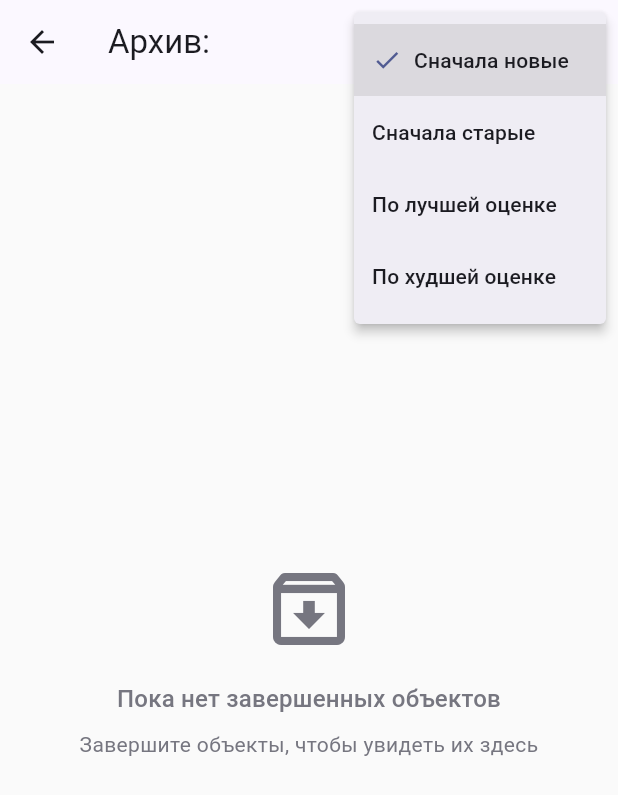
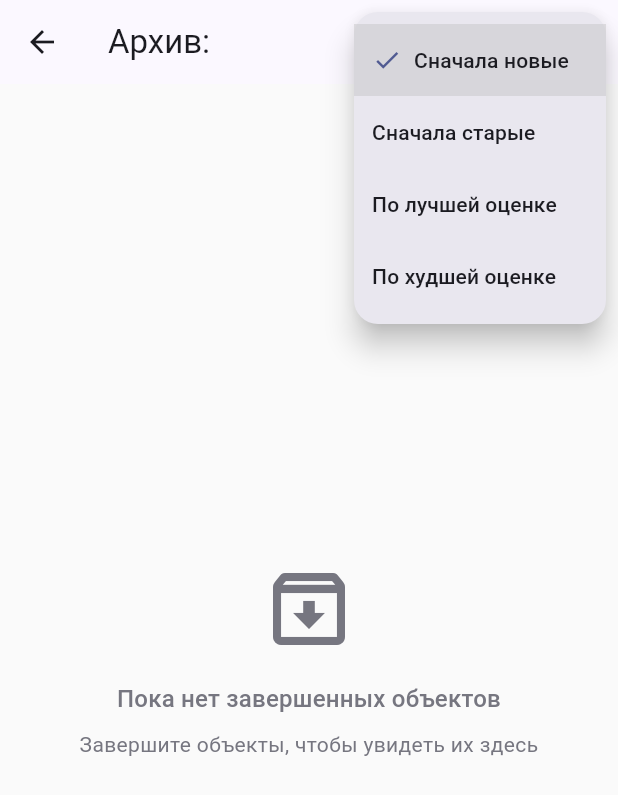
Before and after one commit to JustSelection/disciphobby_tracker, a Flutter app: the ArchiveScreen screen opened directly with empty values, after a tap on the "filter list" icon, on a phone screen of 412 x 824 dp. Shown: the top 795 px of the screen. Run offline on Flutter 3.47's test engine with Material 3 defaults, Android fonts, the phone set to English and light mode, and no system bars; our stand-ins replace drift, emoji_picker_flutter, file_picker, share_plus, shared_preferences; missing offline and left inert: encrypt; accounts and stored records are empty; generated files the repository leaves out were written again.

Commit message:
fix: улучшения UI и заглушки для нереализованных функций
- Убрана кнопка обновления в active_object_screen (используется свайп)
- Скруглены края выпадающего списка фильтра в archive_screen (PopupMenuThemeData)
- Добавлены элегантные заглушки с легкой вибрацией (lightImpact) для бэкапа и биометрии в settings_screen
- Исправлено предупреждение линтера (prefer_final_fields) в settings_screen

```diff
--- a/lib/screens/archive_screen.dart
+++ b/lib/screens/archive_screen.dart
@@ -85,9 +85,19 @@ class _ArchiveScreenState extends State<ArchiveScreen> {
       appBar: AppBar(
         title: Text('Архив: ${widget.categoryName}'),
         actions: [
-          // ✅ ИСПРАВЛЕНО: Добавлена явная иконка фильтра вместо стандартных "трех точек"
-          PopupMenuButton<ArchiveSortMode>(
-            icon: const Icon(Icons.filter_list), // Иконка воронки/фильтра
+          // ✅ ИСПРАВЛЕНО: Обертка Theme для стилизации выпадающего меню
+          Theme(
+            data: theme.copyWith(
+              popupMenuTheme: PopupMenuThemeData(
+                shape: RoundedRectangleBorder(
+                  borderRadius: BorderRadius.circular(16),
+                ),
+                color: theme.colorScheme.surfaceContainerHigh,
+                elevation: 8,
+              ),
+            ),
+            child: PopupMenuButton<ArchiveSortMode>(
+              icon: const Icon(Icons.filter_list),
               tooltip: 'Сортировка',
               initialValue: _sortMode,
               onSelected: (mode) {
@@ -107,6 +117,7 @@ class _ArchiveScreenState extends State<ArchiveScreen> {
                   ),
                 );
               }).toList(),
+            ),
           ),
         ],
       ),
@@ -131,8 +142,6 @@ class _ArchiveScreenState extends State<ArchiveScreen> {
                       ),
                     )
                   : ListView.builder(
-                      // ✅ Ключ заставляет Flutter пересоздать список при смене сортировки,
-                      // что красиво перезапускает каскадную анимацию появления карточек.
                       key: ValueKey(_sortMode),
                       padding: const EdgeInsets.all(16),
                       itemCount: _completedObjects.length,
```
Also changed, not shown: lib/screens/active_object_screen.dart (+2 -10 lines), lib/screens/settings_screen.dart (+24 -50 lines). Lines whose indentation alone changed are shown as unchanged.
